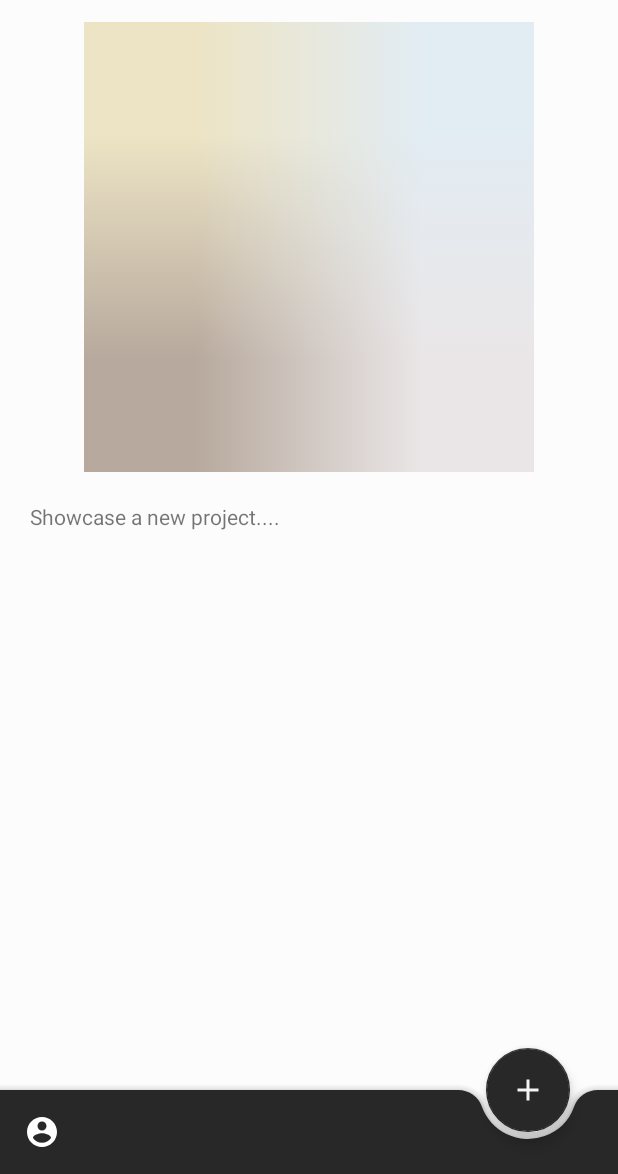
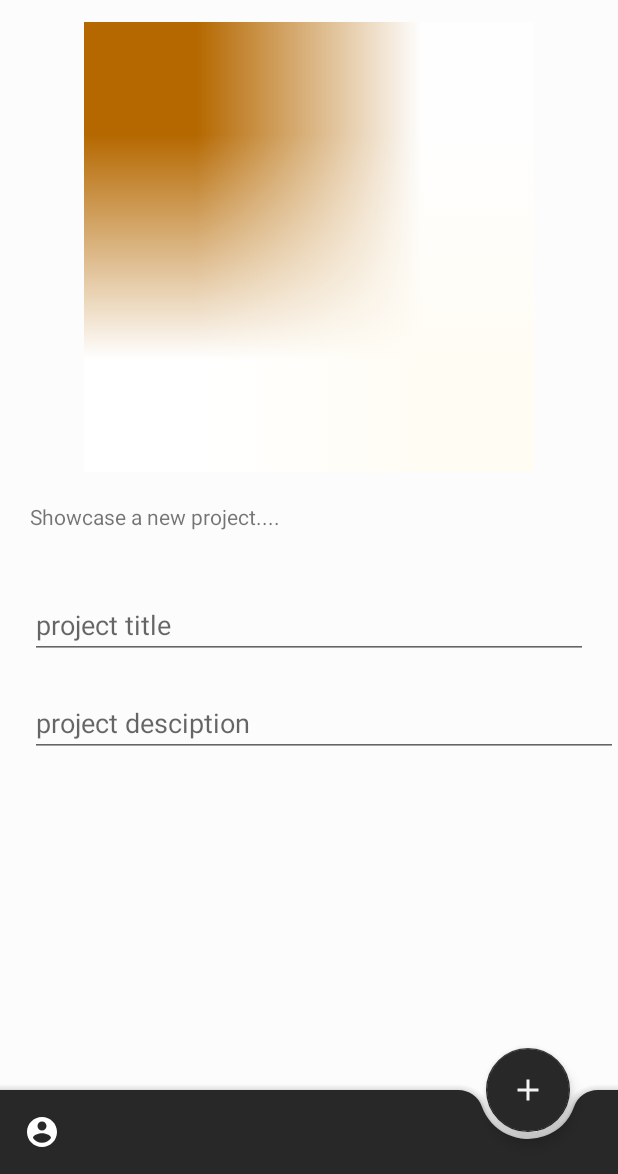
Before and after one commit to campusApp-team/campusApp-mobile, an Android app: the NewProjectFragment screen opened through its navigation route, on a phone screen of 412 x 824 dp, the part 62-1236 px from its top. Run offline under Robolectric (Android 15) with nearby library versions, the light colour scheme and no system bars; our stand-ins replace Firebase (no records; nobody signed in at launch, a user with empty details on screens opened directly); libraries missing offline, so code that uses them is left out: com.firebase.ui.

Commit message:
ui changes

```diff
--- a/app/src/main/res/layout/project_new.xml
+++ b/app/src/main/res/layout/project_new.xml
@@ -8,11 +8,21 @@
     <ImageView
         android:layout_width="match_parent"
         android:layout_height="300dp"
-        android:src="@drawable/create_forum"/>
+        android:src="@drawable/create_project"/>
     <TextView
         android:layout_margin="20dp"
         android:layout_width="match_parent"
-        android:layout_height="match_parent"
+        android:layout_height="wrap_content"
         android:text="Showcase a new project...." />
+    <EditText
+        android:layout_margin="20dp"
+        android:hint="project title"
+        android:layout_width="match_parent"
+        android:layout_height="wrap_content"/>
+    <EditText
+        android:layout_marginLeft="20dp"
+        android:hint="project desciption"
+        android:layout_width="match_parent"
+        android:layout_height="wrap_content"/>
 
 </LinearLayout>
```
Also changed, not shown: app/src/main/res/drawable-anydpi/create_project.jpg (added).
